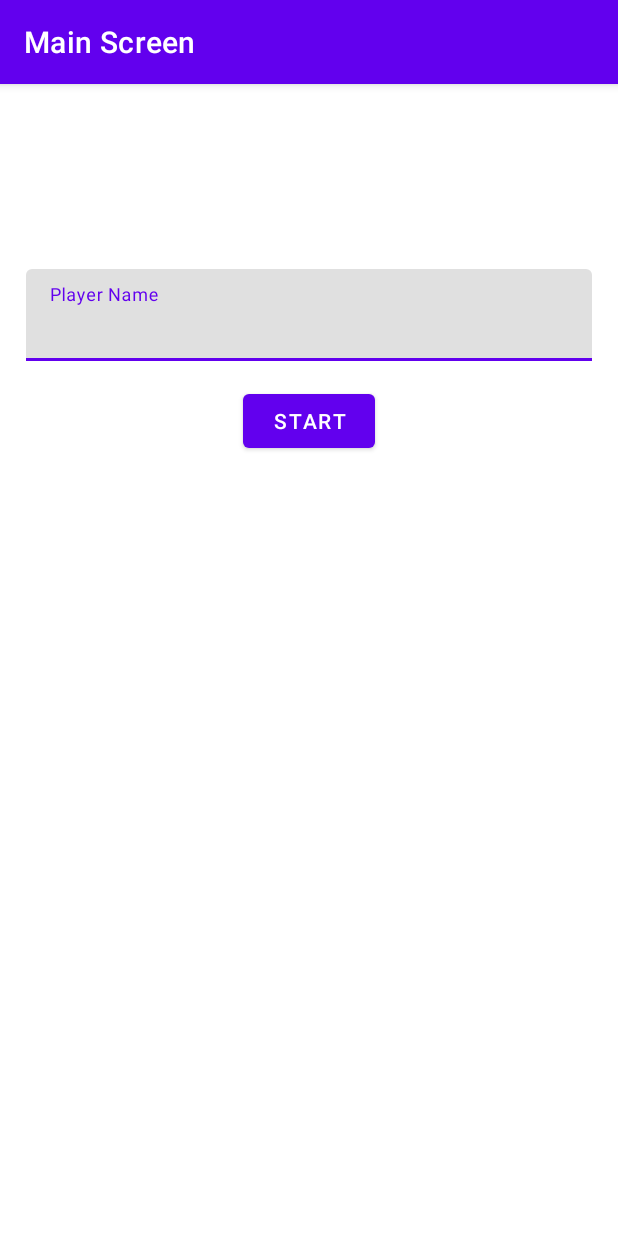
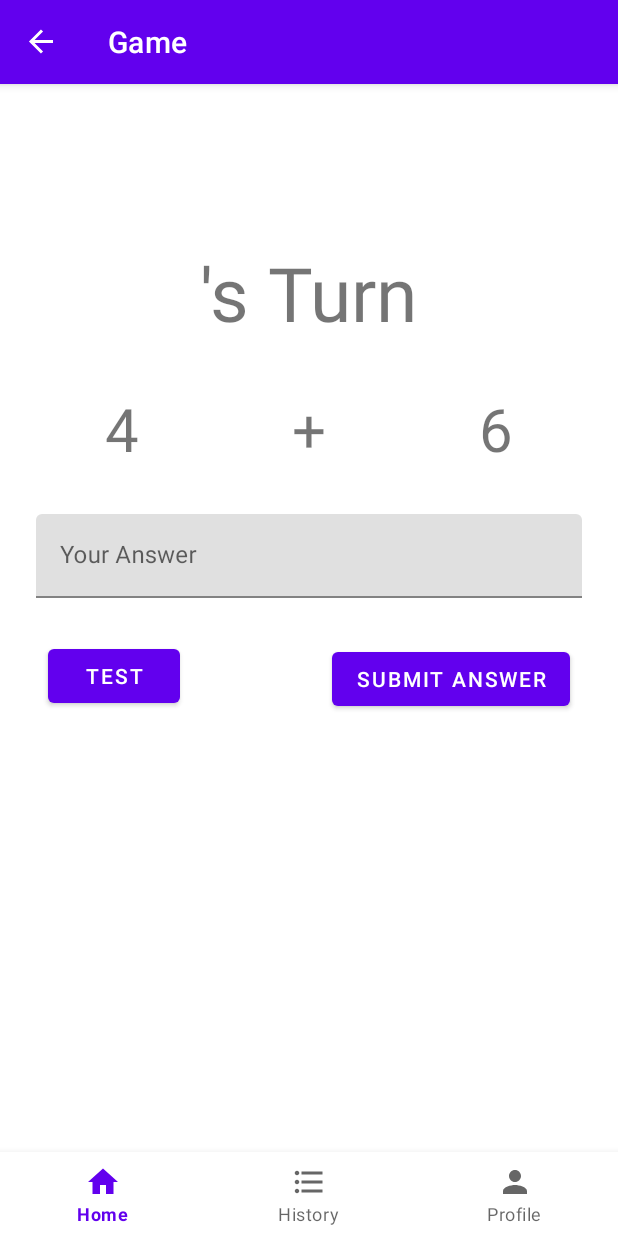
Before and after one commit to deaartamevianty/Adv160420105Week2, an Android app: the screen it shows after launch (MainActivity), after a tap on "START", on a phone screen of 412 x 824 dp. Run offline under Robolectric (Android 15) with nearby library versions, the phone set to English and light mode, and no system bars; our stand-ins replace navigation-ui.

Commit message:
Latihan Week 3 Part 1

```diff
--- a/app/build.gradle.kts
+++ b/app/build.gradle.kts
@@ -2,7 +2,6 @@ plugins {
     id("com.android.application")
     id("org.jetbrains.kotlin.android")
     id("androidx.navigation.safeargs.kotlin")
-
 }
 
 android {
--- a/app/src/main/java/com/example/adv160420105week2/GameFragment.kt
+++ b/app/src/main/java/com/example/adv160420105week2/GameFragment.kt
@@ -44,6 +44,12 @@ class GameFragment : Fragment() {
         binding.txtNum1.text = num1.toString()
         binding.txtNum2.text = num2.toString()
 
+        binding.btnTest.setOnClickListener {
+            val action = GameFragmentDirections.actionTestFragment()
+            Navigation.findNavController(it).navigate(action)
+        }
+
+
         binding.btnSubmit.setOnClickListener {
             val playerAnswer = binding.txtAnswer.editText?.text.toString()
 
--- a/app/src/main/java/com/example/adv160420105week2/MainActivity.kt
+++ b/app/src/main/java/com/example/adv160420105week2/MainActivity.kt
@@ -5,6 +5,7 @@ import android.os.Bundle
 import androidx.navigation.NavController
 import androidx.navigation.fragment.NavHostFragment
 import androidx.navigation.ui.NavigationUI
+import androidx.navigation.ui.setupWithNavController
 import com.example.adv160420105week2.databinding.ActivityMainBinding
 
 class MainActivity : AppCompatActivity() {
@@ -20,6 +21,8 @@ class MainActivity : AppCompatActivity() {
 
         navController = (supportFragmentManager.findFragmentById(R.id.hostFragment) as NavHostFragment).navController
         NavigationUI.setupActionBarWithNavController(this, navController)
+
+        binding.bottomNav.setupWithNavController(navController)
     }
 
     override fun onSupportNavigateUp(): Boolean {
--- a/app/src/main/java/com/example/adv160420105week2/ScoreFragment.kt
+++ b/app/src/main/java/com/example/adv160420105week2/ScoreFragment.kt
@@ -30,7 +30,7 @@ class ScoreFragment : Fragment() {
         super.onViewCreated(view, savedInstanceState)
 
         if (arguments != null) {
-            val playerScore = ScoreFragmentArgs.fromBundle(requireArguments()).scorePlayer
+            val playerScore = ScoreFragmentArgs.fromBundle(requireArguments()).playerScore
             binding.txtScore.text = "$playerScore"
         }
 
--- /dev/null
+++ b/app/src/main/res/drawable/baseline_format_list_bulleted_24.xml
@@ -0,0 +1,5 @@
+<vector android:autoMirrored="true" android:height="24dp"
+    android:tint="#000000" android:viewportHeight="24"
+    android:viewportWidth="24" android:width="24dp" xmlns:android="http://schemas.android.com/apk/res/android">
+    <path android:fillColor="@android:color/white" android:pathData="M4,10.5c-0.83,0 -1.5,0.67 -1.5,1.5s0.67,1.5 1.5,1.5 1.5,-0.67 1.5,-1.5 -0.67,-1.5 -1.5,-1.5zM4,4.5c-0.83,0 -1.5,0.67 -1.5,1.5S3.17,7.5 4,7.5 5.5,6.83 5.5,6 4.83,4.5 4,4.5zM4,16.5c-0.83,0 -1.5,0.68 -1.5,1.5s0.68,1.5 1.5,1.5 1.5,-0.68 1.5,-1.5 -0.67,-1.5 -1.5,-1.5zM7,19h14v-2L7,17v2zM7,13h14v-2L7,11v2zM7,5v2h14L21,5L7,5z"/>
+</vector>
--- /dev/null
+++ b/app/src/main/res/drawable/baseline_home_24.xml
@@ -0,0 +1,5 @@
+<vector android:height="24dp" android:tint="#000000"
+    android:viewportHeight="24" android:viewportWidth="24"
+    android:width="24dp" xmlns:android="http://schemas.android.com/apk/res/android">
+    <path android:fillColor="@android:color/white" android:pathData="M10,20v-6h4v6h5v-8h3L12,3 2,12h3v8z"/>
+</vector>
--- /dev/null
+++ b/app/src/main/res/drawable/baseline_person_24.xml
@@ -0,0 +1,5 @@
+<vector android:height="24dp" android:tint="#000000"
+    android:viewportHeight="24" android:viewportWidth="24"
+    android:width="24dp" xmlns:android="http://schemas.android.com/apk/res/android">
+    <path android:fillColor="@android:color/white" android:pathData="M12,12c2.21,0 4,-1.79 4,-4s-1.79,-4 -4,-4 -4,1.79 -4,4 1.79,4 4,4zM12,14c-2.67,0 -8,1.34 -8,4v2h16v-2c0,-2.66 -5.33,-4 -8,-4z"/>
+</vector>
--- a/app/src/main/res/layout/activity_main.xml
+++ b/app/src/main/res/layout/activity_main.xml
@@ -9,12 +9,22 @@
     <androidx.fragment.app.FragmentContainerView
         android:id="@+id/hostFragment"
         android:name="androidx.navigation.fragment.NavHostFragment"
-        android:layout_width="409dp"
-        android:layout_height="729dp"
+        android:layout_width="0dp"
+        android:layout_height="0dp"
         app:defaultNavHost="true"
         app:layout_constraintBottom_toBottomOf="parent"
         app:layout_constraintEnd_toEndOf="parent"
+        app:layout_constraintHorizontal_bias="0.0"
         app:layout_constraintStart_toStartOf="parent"
         app:layout_constraintTop_toTopOf="parent"
         app:navGraph="@navigation/game_navigation" />
+
+    <com.google.android.material.bottomnavigation.BottomNavigationView
+        android:id="@+id/bottomNav"
+        android:layout_width="0dp"
+        android:layout_height="wrap_content"
+        app:layout_constraintBottom_toBottomOf="@+id/hostFragment"
+        app:layout_constraintEnd_toEndOf="parent"
+        app:layout_constraintStart_toStartOf="parent"
+        app:menu="@menu/bottom_menu" />
 </androidx.constraintlayout.widget.ConstraintLayout>
--- a/app/src/main/res/layout/fragment_game.xml
+++ b/app/src/main/res/layout/fragment_game.xml
@@ -29,9 +29,9 @@
             android:layout_width="wrap_content"
             android:layout_height="wrap_content"
             android:layout_marginTop="30dp"
+            android:layout_marginEnd="32dp"
             android:text="@string/submitanswer"
             app:layout_constraintEnd_toEndOf="parent"
-            app:layout_constraintStart_toStartOf="parent"
             app:layout_constraintTop_toBottomOf="@+id/txtAnswer" />
 
         <TextView
@@ -67,17 +67,33 @@
             app:layout_constraintStart_toEndOf="@+id/txtNum1"
             app:layout_constraintTop_toBottomOf="@+id/txtTurn" />
 
-        <TextView
+        <com.google.android.material.textfield.TextInputLayout
             android:id="@+id/txtAnswer"
+            android:layout_width="0dp"
+            android:layout_height="wrap_content"
+            android:layout_marginStart="24dp"
+            android:layout_marginTop="30dp"
+            android:layout_marginEnd="24dp"
+            app:layout_constraintEnd_toEndOf="parent"
+            app:layout_constraintStart_toStartOf="parent"
+            app:layout_constraintTop_toBottomOf="@+id/txtAddition">
+
+            <com.google.android.material.textfield.TextInputEditText
+                android:id="@+id/textInputEditText"
+                android:layout_width="match_parent"
+                android:layout_height="wrap_content"
+                android:hint="@string/youranswer" />
+        </com.google.android.material.textfield.TextInputLayout>
+
+        <Button
+            android:id="@+id/btnTest"
             android:layout_width="wrap_content"
             android:layout_height="wrap_content"
-            android:layout_marginTop="30dp"
-            android:hint="@string/youranswer"
-            android:textSize="60sp"
-            app:hintAnimationEnabled="true"
-            app:hintEnabled="true"
-            app:layout_constraintEnd_toEndOf="parent"
+            android:layout_marginStart="32dp"
+            android:layout_marginTop="28dp"
+            android:text="Test"
             app:layout_constraintStart_toStartOf="parent"
-            app:layout_constraintTop_toBottomOf="@+id/txtAddition" />
+            app:layout_constraintTop_toBottomOf="@+id/txtAnswer" />
+
     </androidx.constraintlayout.widget.ConstraintLayout>
 </FrameLayout>
--- /dev/null
+++ b/app/src/main/res/menu/bottom_menu.xml
@@ -0,0 +1,20 @@
+<?xml version="1.0" encoding="utf-8"?>
+<menu xmlns:app="http://schemas.android.com/apk/res-auto"
+    xmlns:android="http://schemas.android.com/apk/res/android">
+
+    <item
+        android:id="@+id/itemHome"
+        android:icon="@drawable/baseline_home_24"
+        android:title="Home"
+        app:showAsAction="always" />
+    <item
+        android:id="@+id/itemHistory"
+        android:icon="@drawable/baseline_format_list_bulleted_24"
+        android:title="History"
+        app:showAsAction="always" />
+    <item
+        android:id="@+id/itemProfile"
+        android:icon="@drawable/baseline_person_24"
+        android:title="Profile"
+        app:showAsAction="always" />
+</menu>
--- a/app/src/main/res/navigation/game_navigation.xml
+++ b/app/src/main/res/navigation/game_navigation.xml
@@ -3,39 +3,57 @@
 xmlns:app="http://schemas.android.com/apk/res-auto"
 xmlns:tools="http://schemas.android.com/tools"
 android:id="@+id/game_navigation"
-app:startDestination="@id/mainFragment">
-
+    app:startDestination="@id/itemHome">
     <fragment
-        android:id="@+id/mainFragment"
+        android:id="@+id/itemHome"
         android:name="com.example.adv160420105week2.MainFragment"
-        android:label="Main Screen"
-        tools:layout="@layout/fragment_main" >
+        android:label="Home"
+        tools:layout="@layout/fragment_main">
         <action
             android:id="@+id/actionGameFragment"
-            app:destination="@id/gameFragment" />
+            app:destination="@id/gameFragment2" />
     </fragment>
     <fragment
-        android:id="@+id/gameFragment"
-        android:name="com.example.adv160420105week2.MainFragment"
-        android:label="Game Screen"
+        android:id="@+id/scoreFragment"
+        android:name="com.example.adv160420105week2.ScoreFragment"
+        android:label="Score"
+        tools:layout="@layout/fragment_score">
+        <action
+            android:id="@+id/actionMainFragment"
+            app:destination="@id/itemHome" />
+        <argument
+            android:name="player_score"
+            app:argType="integer" />
+    </fragment>
+    <fragment
+        android:id="@+id/testFragment"
+        android:name="com.example.adv160420105week2.TestFragment"
+        android:label="Test"
+        tools:layout="@layout/fragment_test" />
+    <fragment
+        android:id="@+id/gameFragment2"
+        android:name="com.example.adv160420105week2.GameFragment"
+        android:label="Game"
         tools:layout="@layout/fragment_game">
         <action
             android:id="@+id/actionScoreFragment"
             app:destination="@id/scoreFragment" />
+        <action
+            android:id="@+id/actionTestFragment"
+            app:destination="@id/testFragment"
+            app:popUpTo="@id/itemHome" />
         <argument
             android:name="player_name"
             app:argType="string" />
     </fragment>
     <fragment
-        android:id="@+id/scoreFragment"
-        android:name="com.example.adv160420105week2.MainFragment"
-        android:label="Score Screen"
-        tools:layout="@layout/fragment_score" >
-        <action
-            android:id="@+id/actionMainFragment"
-            app:destination="@id/mainFragment" />
-        <argument
-            android:name="player_score"
-            app:argType="integer" />
-    </fragment>
+        android:id="@+id/itemProfile"
+        android:name="com.example.adv160420105week2.ProfileFragment"
+        android:label="Profile"
+        tools:layout="@layout/fragment_profile" />
+    <fragment
+        android:id="@+id/itemHistory"
+        android:name="com.example.adv160420105week2.HistoryFragment"
+        android:label="History"
+        tools:layout="@layout/fragment_history" />
 </navigation>
--- a/app/src/main/res/values/strings.xml
+++ b/app/src/main/res/values/strings.xml
@@ -11,4 +11,5 @@
     <!-- TODO: Remove or change this placeholder text -->
     <string name="hello_blank_fragment">Hello blank fragment</string>
     <string name="youranswer">Your Answer</string>
+    <string name="back">Back</string>
 </resources>
```
Also changed, not shown: app/src/main/java/com/example/adv160420105week2/HistoryFragment.kt (added, +22 -0 lines), app/src/main/java/com/example/adv160420105week2/ProfileFragment.kt (added, +23 -0 lines), app/src/main/java/com/example/adv160420105week2/TestFragment.kt (added, +30 -0 lines), app/src/main/res/layout/fragment_history.xml (added, +14 -0 lines), app/src/main/res/layout/fragment_profile.xml (added, +14 -0 lines), app/src/main/res/layout/fragment_test.xml (added, +14 -0 lines).
